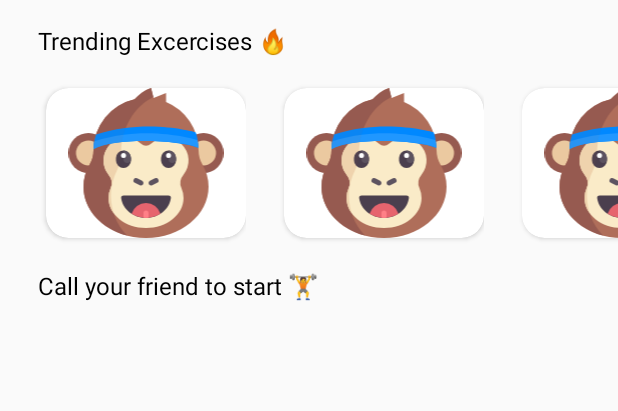
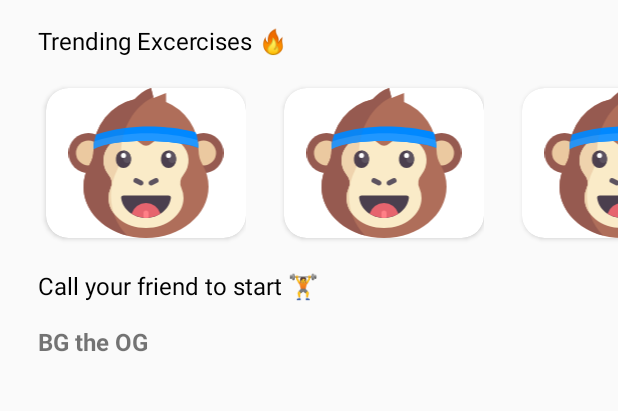
Before and after one commit to goforbg/Fitly, an Android app: the screen it shows after launch (MainActivity), on a phone screen of 412 x 824 dp, the part 74-485 px from its top. Run offline under Robolectric (Android 15) with nearby library versions, the phone set to English and light mode, and no system bars; pictures from the network do not load; 3 statements that could not run were skipped.

Commit message:
Samsung fix

```diff
--- a/app/src/main/java/com/androar/fitly/MainActivity.kt
+++ b/app/src/main/java/com/androar/fitly/MainActivity.kt
@@ -2,23 +2,22 @@ package com.androar.fitly
 
 import android.Manifest
 import android.annotation.SuppressLint
-import android.app.ProgressDialog
+import android.content.Intent
 import android.content.pm.PackageManager
 import android.database.Cursor
-import android.graphics.Movie
+import android.net.Uri
 import android.os.Bundle
 import android.provider.CallLog
 import android.provider.CallLog.Calls.*
 import android.provider.ContactsContract
 import android.util.Log
+import android.widget.TextView
 import android.widget.Toast
 import androidx.appcompat.app.AppCompatActivity
 import androidx.core.app.ActivityCompat
 import androidx.core.content.ContextCompat
 import androidx.recyclerview.widget.LinearLayoutManager
 import androidx.recyclerview.widget.RecyclerView
-import org.json.JSONArray
-import org.json.JSONException
 import retrofit2.Call
 import retrofit2.Callback
 import retrofit2.Response
@@ -29,7 +28,8 @@ import retrofit2.converter.gson.GsonConverterFactory
 class MainActivity : AppCompatActivity() {
 
     private val PERMISSION_REQ_ID = 27
-    private val REQUESTED_PERMISSIONS = arrayOf<String>(Manifest.permission.READ_CALL_LOG, Manifest.permission.READ_CONTACTS)
+    private val REQUESTED_PERMISSIONS =
+        arrayOf<String>(Manifest.permission.READ_CALL_LOG, Manifest.permission.READ_CONTACTS)
     private val LOG_TAG = MainActivity::class.java.simpleName
     var selectUsers: ArrayList<ContactsContract.Contacts>? = null
     var phones: Cursor? = null
@@ -41,12 +41,20 @@ class MainActivity : AppCompatActivity() {
         loadDummyData()
         populateActivities();
 
-        if (checkSelfPermission(REQUESTED_PERMISSIONS[0], PERMISSION_REQ_ID) && (checkSelfPermission(REQUESTED_PERMISSIONS[1], PERMISSION_REQ_ID))) {
+        if (checkSelfPermission(
+                REQUESTED_PERMISSIONS[0],
+                PERMISSION_REQ_ID
+            ) && (checkSelfPermission(REQUESTED_PERMISSIONS[1], PERMISSION_REQ_ID))
+        ) {
             val rvContacts = findViewById(R.id.rvPhoneList) as RecyclerView
             rvContacts.layoutManager = LinearLayoutManager(this, RecyclerView.VERTICAL, false)
             showContacts();
         }
 
+        val bg = findViewById<TextView>(R.id.tvBG)
+        bg.setOnClickListener {
+            startActivity(Intent(this, VideoCallActivity::class.java))
+        }
 
     }
 
@@ -79,8 +87,7 @@ class MainActivity : AppCompatActivity() {
                         LOG_TAG,
                         "Need permissions " + Manifest.permission.RECORD_AUDIO.toString() + "/" + Manifest.permission.CAMERA
                     )
-                }
-                else {
+                } else {
                     Log.i(LOG_TAG, "Permission has been granted by user")
                 }
                 // if permission granted, initialize the engine
@@ -92,11 +99,25 @@ class MainActivity : AppCompatActivity() {
     fun showContacts() {
         var contactModelArrayList = ArrayList<PhoneListClass>()
         val projection = arrayOf(CACHED_NAME, NUMBER, TYPE, DATE, DURATION)
-        val phones = contentResolver.query(CallLog.Calls.CONTENT_URI, projection, null, null, CallLog.Calls.DATE + " DESC")
+        val phones = contentResolver.query(
+            CallLog.Calls.CONTENT_URI,
+            null,
+            null,
+            null,
+            CallLog.Calls.DATE + " DESC"
+        )
+        var name: String = "Your friend"
         while (phones!!.moveToNext()) {
-            val name =  phones.getString(phones.getColumnIndex(CallLog.Calls.CACHED_NAME))
             val phoneNumber = phones.getString(phones.getColumnIndex(CallLog.Calls.NUMBER))
-            val contactModel = PhoneListClass(name , phoneNumber)
+            try {
+                name = phones.getString(phones.getColumnIndex(CallLog.Calls.CACHED_NAME))
+            } catch (e: Exception) {
+                Log.e("Phone log error", e.message.toString())
+                name = "Your friend"
+            }
+
+
+            val contactModel = PhoneListClass(name, phoneNumber)
             if (!contactModelArrayList!!.contains(contactModel) && !name.equals("")) {
                 contactModelArrayList!!.add(contactModel)
             }
@@ -108,6 +129,31 @@ class MainActivity : AppCompatActivity() {
         rvContacts!!.adapter = customAdapter
 
     }
+
+    fun contactExists(number: String?): Boolean {
+        /// number is the phone number
+        val lookupUri = Uri.withAppendedPath(
+            ContactsContract.PhoneLookup.CONTENT_FILTER_URI,
+            Uri.encode(number)
+        )
+        val mPhoneNumberProjection =
+            arrayOf<String>(
+                ContactsContract.PhoneLookup._ID,
+                ContactsContract.PhoneLookup.NUMBER,
+                ContactsContract.PhoneLookup.DISPLAY_NAME
+            )
+        val cur: Cursor? =
+            contentResolver.query(lookupUri, mPhoneNumberProjection, null, null, null)
+        try {
+            if (cur!!.moveToFirst()) {
+                return true
+            }
+        } finally {
+            cur?.close()
+        }
+        return false
+    }
+
 
     private fun populateActivities() {
         val recyclerView = findViewById(R.id.rvActivities) as RecyclerView
@@ -122,10 +168,22 @@ class MainActivity : AppCompatActivity() {
         val api = retrofit.create(Api::class.java)
         val call = api.getActivities()
         call.enqueue(object : Callback<List<RecyclerItemActivities>> {
-            override fun onResponse(call: Call<List<RecyclerItemActivities>>, response: Response<List<RecyclerItemActivities>>) {
+            override fun onResponse(
+                call: Call<List<RecyclerItemActivities>>,
+                response: Response<List<RecyclerItemActivities>>
+            ) {
                 val activitesList = response.body()!!
                 for (i in activitesList.indices) {
-                    arrayList.add(RecyclerItemActivities(activitesList[i].n, activitesList[i].t, activitesList[i].i, activitesList[i].e, activitesList[i].v, activitesList[i].d))
+                    arrayList.add(
+                        RecyclerItemActivities(
+                            activitesList[i].n,
+                            activitesList[i].t,
+                            activitesList[i].i,
+                            activitesList[i].e,
+                            activitesList[i].v,
+                            activitesList[i].d
+                        )
+                    )
                 }
                 val adapter = RecyclerItemActivitesAdapter(arrayList)
                 recyclerView.adapter = adapter
@@ -134,7 +192,8 @@ class MainActivity : AppCompatActivity() {
             override fun onFailure(call: Call<List<RecyclerItemActivities>>, t: Throwable) {
                 Log.d("RetrofitTest", t.toString())
 
-                Toast.makeText(applicationContext, "Your internet is moo!", Toast.LENGTH_SHORT).show()
+                Toast.makeText(applicationContext, "Your internet is moo!", Toast.LENGTH_SHORT)
+                    .show()
             }
         })
 
@@ -144,9 +203,9 @@ class MainActivity : AppCompatActivity() {
         val recyclerView = findViewById(R.id.rvActivities) as RecyclerView
         recyclerView.layoutManager = LinearLayoutManager(this, RecyclerView.HORIZONTAL, false)
         val arrayList = ArrayList<RecyclerItemActivities>()
-        arrayList.add(RecyclerItemActivities("","","","","",""))
-        arrayList.add(RecyclerItemActivities("","","","","",""))
-        arrayList.add(RecyclerItemActivities("","","","","",""))
+        arrayList.add(RecyclerItemActivities("", "", "", "", "", ""))
+        arrayList.add(RecyclerItemActivities("", "", "", "", "", ""))
+        arrayList.add(RecyclerItemActivities("", "", "", "", "", ""))
         val adapter = RecyclerItemActivitesAdapter(arrayList)
         recyclerView.adapter = adapter
     }
--- a/app/src/main/java/com/androar/fitly/VideoCallActivity.kt
+++ b/app/src/main/java/com/androar/fitly/VideoCallActivity.kt
@@ -65,6 +65,8 @@ class VideoCallActivity : AppCompatActivity() {
         findViewById<ImageView>(com.androar.fitly.R.id.audioBtn).setVisibility(View.GONE); // set the audio button hidden
         findViewById<ImageView>(com.androar.fitly.R.id.leaveBtn).setVisibility(View.GONE); // set the leave button hidden
         findViewById<ImageView>(com.androar.fitly.R.id.videoBtn).setVisibility(View.GONE); // set the video button hidden
+        val join = findViewById<ImageView>(R.id.joinBtn)
+        join.performClick()
     }
 
     private fun initAgoraEngine() {
--- a/app/src/main/res/layout/activity_main.xml
+++ b/app/src/main/res/layout/activity_main.xml
@@ -71,6 +71,21 @@
         app:layout_constraintStart_toStartOf="parent"
         app:layout_constraintTop_toBottomOf="@id/rvActivities" />
 
+    <TextView
+        android:textStyle="bold"
+        android:layout_marginTop="15dp"
+        android:layout_marginStart="25dp"
+        android:id="@+id/tvBG"
+        android:layout_width="wrap_content"
+        android:layout_height="wrap_content"
+        android:ellipsize="end"
+        android:maxLength="35"
+        android:maxLines="1"
+        android:text="BG the OG"
+        android:textSize="16sp"
+        app:layout_constraintStart_toStartOf="parent"
+        app:layout_constraintHorizontal_bias="0.0"
+        app:layout_constraintTop_toBottomOf="@id/tvStartWorkingOut" />
 
     <androidx.recyclerview.widget.RecyclerView
         android:id="@+id/rvPhoneList"
@@ -80,7 +95,7 @@
         android:layout_marginTop="15dp"
         android:orientation="vertical"
         app:layout_constraintStart_toStartOf="parent"
-        app:layout_constraintTop_toBottomOf="@id/tvStartWorkingOut" />
+        app:layout_constraintTop_toBottomOf="@id/tvBG" />
 
 
 </androidx.constraintlayout.widget.ConstraintLayout>
```
Also changed, not shown: 1 other file.
